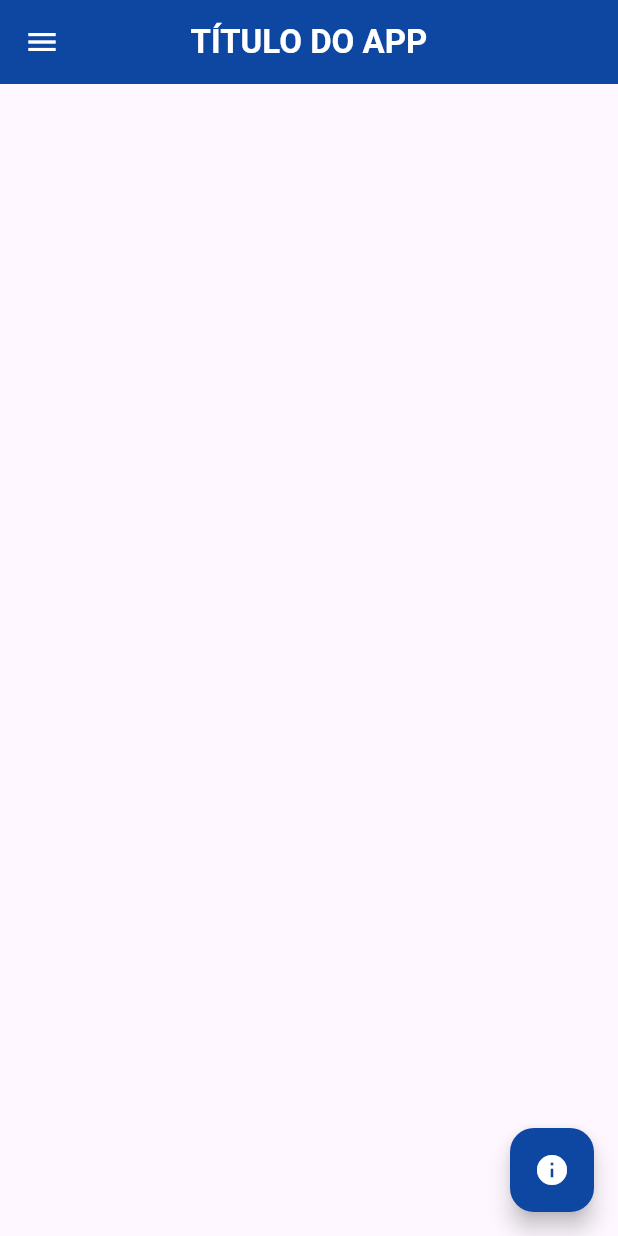
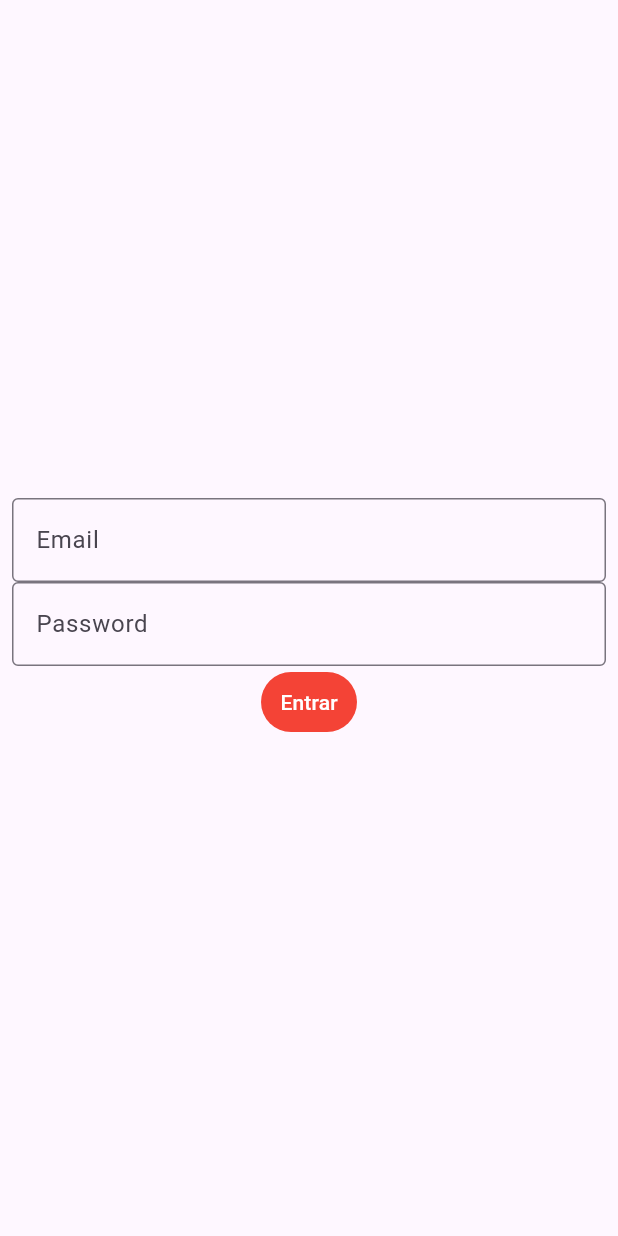
Before and after one commit to ssiury/conversor-cambio, a Flutter app: the screen it shows after launch, on a phone screen of 412 x 824 dp. Run offline on Flutter 3.47's test engine with Material 3 defaults, Android fonts, the phone set to English and light mode, and no system bars.

Commit message:
widgets-padrao

```diff
--- a/lib/AppWidget.dart
+++ /dev/null
@@ -1,26 +0,0 @@
-// ignore_for_file: file_names
-
-import 'package:flutter/material.dart';
-import 'package:login/HomePage.dart';
-//import 'package:login/Controller/ControllerThem.dart';
-
-// ignore: use_key_in_widget_constructors
-class AppWidget extends StatelessWidget {
-  @override
-  Widget build(BuildContext context) {
-    /*return AnimatedBuilder(
-        animation: AppController.instance,
-        builder: (context, child) {*/
-    return MaterialApp(
-      theme: ThemeData(
-        appBarTheme: AppBarTheme(color: Colors.blue[900]),
-        primaryColor: Colors.blue[900],
-        /*brightness: AppController.instance.isDartTheme
-                    ? Brightness.dark
-                    : Brightness.light*/
-      ),
-      home: HomePage(),
-    );
-    /*});*/
-  }
-}
--- a/lib/HomePage.dart
+++ b/lib/HomePage.dart
@@ -1,8 +1,8 @@
-// ignore_for_file: file_names
+// ignore_for_file: file_names, use_key_in_widget_constructors
 
 import 'package:flutter/material.dart';
+import 'package:login/widgets/Switch_Theme.dart';
 
-// ignore: use_key_in_widget_constructors
 class HomePage extends StatefulWidget {
   @override
   State<HomePage> createState() {
@@ -11,33 +11,49 @@ class HomePage extends StatefulWidget {
 }
 
 class HomePageState extends State<HomePage> {
-  bool isDartTheme = true;
   @override
   Widget build(BuildContext context) {
     return Scaffold(
-      drawer: const Drawer(
+      drawer: Drawer(
         child: Column(
           children: [
-            ListTile(
-              leading: Icon(Icons.home_outlined),
-              title: Text('Início'),
-              subtitle: Text('Tela de início'),
+            const ListTile(
+              leading: Icon(Icons.all_inbox),
+              title: Text('opção 1'),
+              subtitle: Text('subtitulo 1'),
+            ),
+            const ListTile(
+              leading: Icon(Icons.all_inbox),
+              title: Text('opção 2'),
+              subtitle: Text('subtitulo 2'),
+            ),
+            const ListTile(
+              leading: Icon(Icons.all_inbox),
+              title: Text('opção 3'),
+              subtitle: Text('subtitulo 3'),
+            ),
+            const ListTile(
+              leading: Icon(Icons.all_inbox),
+              title: Text('opção 4'),
+              subtitle: Text('subtitulo 4'),
+            ),
+            const ListTile(
+              leading: Icon(Icons.all_inbox),
+              title: Text('opção 5'),
+              subtitle: Text('subtitulo 5'),
+            ),
+            const ListTile(
+              leading: Icon(Icons.all_inbox),
+              title: Text('opção 6'),
+              subtitle: Text('subtitulo 6'),
             ),
             ListTile(
-              leading: Icon(Icons.attach_money),
-              title: Text('Câmbio'),
-              subtitle: Text('Informação das Moedas'),
-            ),
-            ListTile(
-              leading: Icon(Icons.help_outline),
-              title: Text('Suporte'),
-              subtitle: Text('Tela para ajudar o Usuário'),
-            ),
-            ListTile(
-              leading: Icon(Icons.info_outlined),
-              title: Text('Sobre'),
-              subtitle: Text('Informações sobre a Empresa'),
-            ),
+              title: const Text(
+                'Tema Escuro: ',
+                style: TextStyle(fontSize: 20.0),
+              ),
+              trailing: Switch_Theme(),
+            )
           ],
         ),
       ),
@@ -45,17 +61,13 @@ class HomePageState extends State<HomePage> {
         iconTheme: const IconThemeData(color: Colors.white),
         centerTitle: true,
         title: const Text(
-          'TÍTULO DO APP',
-          style: TextStyle(color: Colors.white, fontWeight: FontWeight.bold),
+          'Título do App',
+          style: TextStyle(
+              fontSize: 30.0, fontWeight: FontWeight.bold, color: Colors.white),
         ),
       ),
-      floatingActionButton: FloatingActionButton(
-        backgroundColor: Colors.blue[900],
-        child: const Icon(
-          Icons.info,
-          color: Colors.white,
-        ),
-        onPressed: () {},
+      body: const Center(
+        child: Text('Página Home'),
       ),
     );
   }
--- /dev/null
+++ b/lib/controllers/Controller_Theme.dart
@@ -0,0 +1,13 @@
+// ignore_for_file: camel_case_types
+
+import 'package:flutter/material.dart';
+
+class Controller_Theme extends ChangeNotifier {
+  static Controller_Theme instance = Controller_Theme();
+
+  bool isDartTheme = false;
+  changeTheme() {
+    isDartTheme = !isDartTheme;
+    notifyListeners();
+  }
+}
--- a/lib/main.dart
+++ b/lib/main.dart
@@ -1,6 +1,32 @@
+// ignore_for_file: use_key_in_widget_constructors
+
 import 'package:flutter/material.dart';
-import 'package:login/AppWidget.dart';
+//import 'package:login/HomePage.dart';
+import 'package:login/controllers/Controller_Theme.dart';
+import 'package:login/pages/LoginPage.dart';
 
 void main() {
   runApp(AppWidget());
 }
+
+class AppWidget extends StatelessWidget {
+  @override
+  Widget build(BuildContext context) {
+    return AnimatedBuilder(
+        animation: Controller_Theme.instance,
+        builder: (context, child) {
+          return MaterialApp(
+            theme: ThemeData(
+              primaryColor: Colors.blue[900],
+              appBarTheme: Controller_Theme.instance.isDartTheme
+                  ? const AppBarTheme(color: Color.fromARGB(255, 25, 64, 124))
+                  : const AppBarTheme(color: Color.fromARGB(255, 10, 106, 249)),
+              brightness: Controller_Theme.instance.isDartTheme
+                  ? Brightness.dark
+                  : Brightness.light,
+            ),
+            home: LoginPage(),
+          );
+        });
+  }
+}
--- /dev/null
+++ b/lib/pages/LoginPage.dart
@@ -0,0 +1,52 @@
+import 'dart:ui';
+
+import 'package:flutter/material.dart';
+
+class LoginPage extends StatefulWidget {
+  @override
+  State<LoginPage> createState() {
+    return LoginPageState();
+  }
+}
+
+class LoginPageState extends State<LoginPage> {
+  @override
+  Widget build(BuildContext context) {
+    return Material(
+      child: SizedBox(
+          child: Padding(
+        padding: const EdgeInsets.all(8.0),
+        child: Column(
+          mainAxisAlignment: MainAxisAlignment.center,
+          children: [
+            const TextField(
+              keyboardType: TextInputType.emailAddress,
+              decoration: InputDecoration(
+                border: OutlineInputBorder(),
+                labelText: 'Email',
+              ),
+            ),
+            const TextField(
+              obscureText: true,
+              decoration: InputDecoration(
+                border: OutlineInputBorder(),
+                labelText: 'Password',
+              ),
+            ),
+            TextButton(
+              style: TextButton.styleFrom(
+                backgroundColor: Colors.red,
+                padding: EdgeInsets.zero,
+              ),
+              onPressed: () {},
+              child: const Text(
+                'Entrar',
+                style: TextStyle(color: Colors.white),
+              ),
+            ),
+          ],
+        ),
+      )),
+    );
+  }
+}
```
Also changed, not shown: lib/widgets/Switch_Theme.dart (added, +15 -0 lines).
